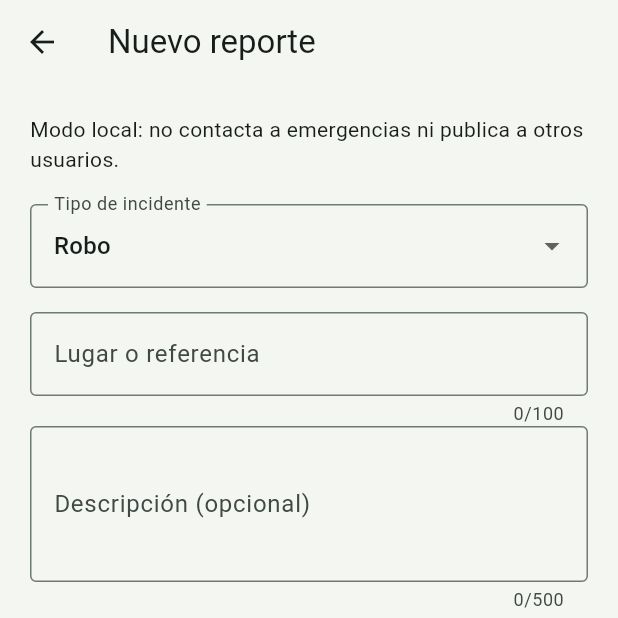
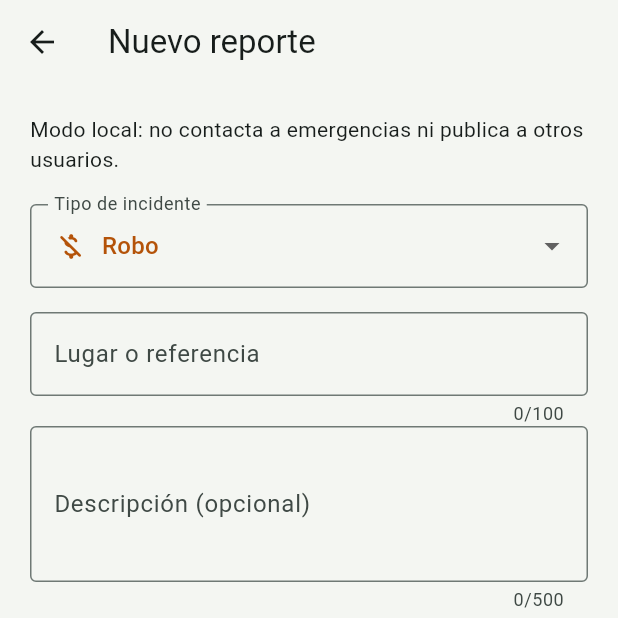
Before and after one commit to GuzmanAlv/App-Trujillo-360, a Flutter app: the screen it shows after launch, after a tap on "Reportar", on a phone screen of 412 x 824 dp, the top half of it. Run offline on Flutter 3.47's test engine with Material 3 defaults, Android fonts, the light colour scheme and no system bars; our stand-ins replace firebase_core, firebase_messaging, geolocator, google_maps_flutter, shared_preferences; accounts and stored records are empty.

Commit message:
Mejora iconos y colores de categorías y etiquetas de reportes en el mapa

```diff
--- a/lib/app.dart
+++ b/lib/app.dart
@@ -5,6 +5,7 @@ import 'core/config.dart';
 import 'services/push_service.dart';
 import 'ui/map_panel.dart';
 import 'ui/report_form.dart';
+import 'ui/report_style.dart';
 import 'data/ai_detection_store.dart';
 import 'ui/ai_detection_panel.dart';
 
@@ -17,10 +18,8 @@ class TrujilloApp extends StatelessWidget {
     debugShowCheckedModeBanner: false,
     // Reserva el espacio de navegación de Android para todas las rutas.
     // SafeArea elimina ese margen del MediaQuery de los hijos para no duplicarlo.
-    builder: (context, child) => SafeArea(
-      top: false,
-      child: child ?? const SizedBox.shrink(),
-    ),
+    builder: (context, child) =>
+        SafeArea(top: false, child: child ?? const SizedBox.shrink()),
     theme: ThemeData(
       useMaterial3: true,
       colorScheme: ColorScheme.fromSeed(seedColor: const Color(0xff087f68)),
@@ -68,7 +67,20 @@ class _HomePageState extends State<HomePage> {
           mainAxisSize: MainAxisSize.min,
           crossAxisAlignment: CrossAxisAlignment.start,
           children: [
-            Text(i.type, style: Theme.of(context).textTheme.headlineSmall),
+            Row(
+              children: [
+                ReportCategoryIcon(category: i.type),
+                const SizedBox(width: 12),
+                Expanded(
+                  child: Text(
+                    i.type,
+                    style: Theme.of(context).textTheme.headlineSmall?.copyWith(
+                      color: ReportStyle.forCategory(i.type).color,
+                    ),
+                  ),
+                ),
+              ],
+            ),
             const SizedBox(height: 10),
             Text(i.place),
             const SizedBox(height: 12),
@@ -112,9 +124,11 @@ class _HomePageState extends State<HomePage> {
               margin: const EdgeInsets.only(bottom: 10),
               child: ListTile(
                 contentPadding: const EdgeInsets.all(16),
-                leading: const Icon(Icons.location_on_outlined),
+                leading: ReportCategoryIcon(category: i.type),
                 title: Text('${i.type} · ${i.place}'),
-                subtitle: const Text('Sin verificar · Reporte local'),
+                subtitle: Text(
+                  'Reportado ${reportTime(i.createdAt)} · Sin verificar',
+                ),
                 trailing: const Icon(Icons.chevron_right),
                 onTap: () => details(i),
               ),
@@ -306,7 +320,28 @@ class _HomePageState extends State<HomePage> {
             (c) => Padding(
               padding: const EdgeInsets.only(right: 8),
               child: ChoiceChip(
+                avatar: Icon(
+                  ReportStyle.forCategory(c).icon,
+                  size: 20,
+                  color: ReportStyle.forCategory(c).color,
+                ),
                 label: Text(c),
+                labelStyle: TextStyle(
+                  color: ReportStyle.forCategory(c).color,
+                  fontWeight: filter == c ? FontWeight.w700 : FontWeight.w500,
+                ),
+                showCheckmark: false,
+                backgroundColor: ReportStyle.forCategory(
+                  c,
+                ).color.withValues(alpha: 0.05),
+                selectedColor: ReportStyle.forCategory(
+                  c,
+                ).color.withValues(alpha: 0.16),
+                side: BorderSide(
+                  color: ReportStyle.forCategory(
+                    c,
+                  ).color.withValues(alpha: filter == c ? 0.65 : 0.22),
+                ),
                 selected: filter == c,
                 onSelected: (_) => setState(() => filter = c),
               ),
--- a/lib/ui/map_panel.dart
+++ b/lib/ui/map_panel.dart
@@ -6,6 +6,8 @@ import 'package:google_maps_flutter/google_maps_flutter.dart';
 import '../core/config.dart';
 import '../models/incident.dart';
 import '../services/location_service.dart';
+import 'report_style.dart';
+import 'report_marker.dart';
 
 const trujillo = LatLng(-8.1116, -79.0288);
 
@@ -29,12 +31,59 @@ class _MapPanelState extends State<MapPanel> with WidgetsBindingObserver {
   GoogleMapController? controller;
   StreamSubscription<Position>? subscription;
   final service = LocationService();
+  final Map<String, BitmapDescriptor> reportIcons = {};
+  int iconGeneration = 0;
+
+  String iconKey(Incident incident) =>
+      '${incident.type}|${reportTime(incident.createdAt)}';
+
+  Future<void> prepareReportIcons() async {
+    final generation = ++iconGeneration;
+    final incidents = List<Incident>.of(widget.incidents);
+    final next = <String, BitmapDescriptor>{};
+    for (final incident in incidents) {
+      final key = iconKey(incident);
+      if (next.containsKey(key)) continue;
+      try {
+        next[key] =
+            reportIcons[key] ??
+            BitmapDescriptor.bytes(
+              await renderReportMarker(
+                incident.type,
+                reportTime(incident.createdAt),
+              ),
+              imagePixelRatio: 2,
+              width: 174,
+              height: 82,
+            );
+      } catch (_) {
+        // Keep a category-colored marker if image rendering is unavailable.
+      }
+      if (!mounted || generation != iconGeneration) return;
+    }
+    if (!mounted || generation != iconGeneration) return;
+    setState(() {
+      reportIcons
+        ..clear()
+        ..addAll(next);
+    });
+  }
+
+  @override
+  void didUpdateWidget(covariant MapPanel oldWidget) {
+    super.didUpdateWidget(oldWidget);
+    if (!listEquals(oldWidget.incidents, widget.incidents)) {
+      prepareReportIcons();
+    }
+  }
+
   LatLng? location;
   bool following = false, busy = false, foreground = true;
   @override
   void initState() {
     super.initState();
     WidgetsBinding.instance.addObserver(this);
+    prepareReportIcons();
   }
 
   @override
@@ -129,8 +178,23 @@ class _MapPanelState extends State<MapPanel> with WidgetsBindingObserver {
                         Marker(
                           markerId: MarkerId(i.id),
                           position: LatLng(i.latitude, i.longitude),
+                          anchor: reportIcons.containsKey(iconKey(i))
+                              ? const Offset(0.5, 78 / 82)
+                              : const Offset(0.5, 1),
+                          icon:
+                              reportIcons[iconKey(i)] ??
+                              BitmapDescriptor.defaultMarkerWithHue(
+                                switch (i.type) {
+                                  'Robo' => BitmapDescriptor.hueOrange,
+                                  'Auxilio' => BitmapDescriptor.hueAzure,
+                                  'Agresión' => BitmapDescriptor.hueRose,
+                                  'Riesgo' => BitmapDescriptor.hueViolet,
+                                  _ => BitmapDescriptor.hueGreen,
+                                },
+                              ),
                           infoWindow: InfoWindow(
-                            title: i.type,
+                            title:
+                                '${i.type} · Reportado ${reportTime(i.createdAt)}',
                             snippet: i.place,
                           ),
                           onTap: () => widget.onIncident?.call(i),
--- a/lib/ui/report_form.dart
+++ b/lib/ui/report_form.dart
@@ -4,6 +4,7 @@ import '../data/incident_store.dart';
 import '../models/incident.dart';
 import '../services/location_service.dart';
 import 'map_panel.dart';
+import 'report_style.dart';
 
 const categories = ['Todos', 'Robo', 'Auxilio', 'Agresión', 'Riesgo'];
 
@@ -119,7 +120,27 @@ class _ReportFormState extends State<ReportForm> {
                   ),
                   items: categories
                       .skip(1)
-                      .map((c) => DropdownMenuItem(value: c, child: Text(c)))
+                      .map(
+                        (c) => DropdownMenuItem(
+                          value: c,
+                          child: Row(
+                            children: [
+                              Icon(
+                                ReportStyle.forCategory(c).icon,
+                                color: ReportStyle.forCategory(c).color,
+                                size: 22,
+                              ),
+                              const SizedBox(width: 10),
+                              Text(
+                                c,
+                                style: TextStyle(
+                                  color: ReportStyle.forCategory(c).color,
+                                ),
+                              ),
+                            ],
+                          ),
+                        ),
+                      )
                       .toList(),
                   onChanged: saving
                       ? null
--- /dev/null
+++ b/lib/ui/report_style.dart
@@ -0,0 +1,48 @@
+import 'package:flutter/material.dart';
+
+/// Shared visual identity for filters, forms, report cards and map labels.
+class ReportStyle {
+  const ReportStyle(this.color, this.icon);
+
+  final Color color;
+  final IconData icon;
+
+  static ReportStyle forCategory(String category) => switch (category) {
+    'Robo' => const ReportStyle(Color(0xffb45309), Icons.money_off_rounded),
+    'Auxilio' => const ReportStyle(
+      Color(0xff0369a1),
+      Icons.health_and_safety_rounded,
+    ),
+    'Agresión' => const ReportStyle(
+      Color(0xffbe123c),
+      Icons.front_hand_rounded,
+    ),
+    'Riesgo' => const ReportStyle(Color(0xff7e22ce), Icons.warning_rounded),
+    _ => const ReportStyle(Color(0xff087f68), Icons.layers_rounded),
+  };
+}
+
+String reportTime(DateTime value) {
+  final local = value.toLocal();
+  return '${local.hour.toString().padLeft(2, '0')}:${local.minute.toString().padLeft(2, '0')}';
+}
+
+class ReportCategoryIcon extends StatelessWidget {
+  const ReportCategoryIcon({super.key, required this.category});
+
+  final String category;
+
+  @override
+  Widget build(BuildContext context) {
+    final style = ReportStyle.forCategory(category);
+    return Container(
+      width: 44,
+      height: 44,
+      decoration: BoxDecoration(
+        color: style.color.withValues(alpha: 0.10),
+        borderRadius: BorderRadius.circular(14),
+      ),
+      child: Icon(style.icon, color: style.color, size: 25),
+    );
+  }
+}
```
Also changed, not shown: lib/ui/report_marker.dart (added, +92 -0 lines), 1 other file.
